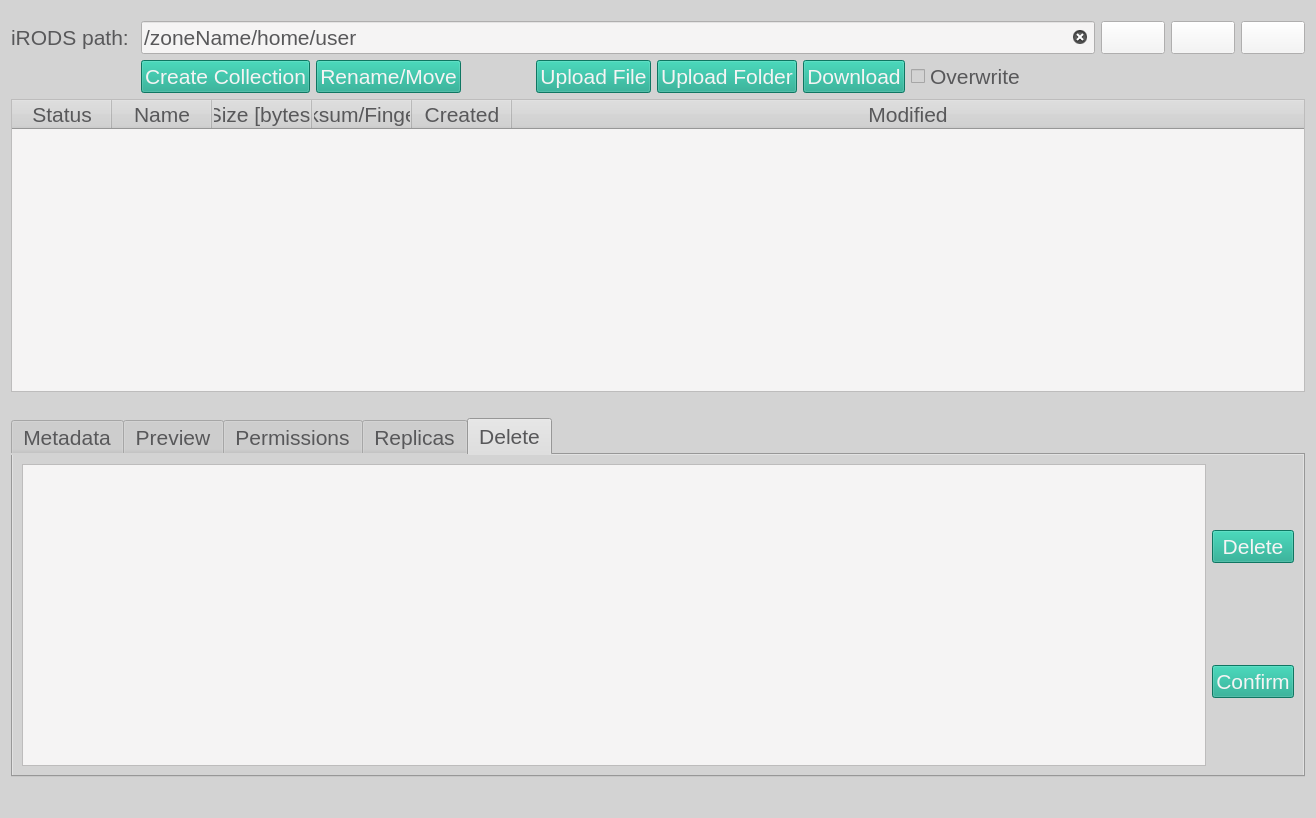
Before: the Qt Designer form ibridgesgui/ui_files/tabBrowser.ui in iBridges-for-iRODS/iBridges-GUI, drawn with Qt 5.
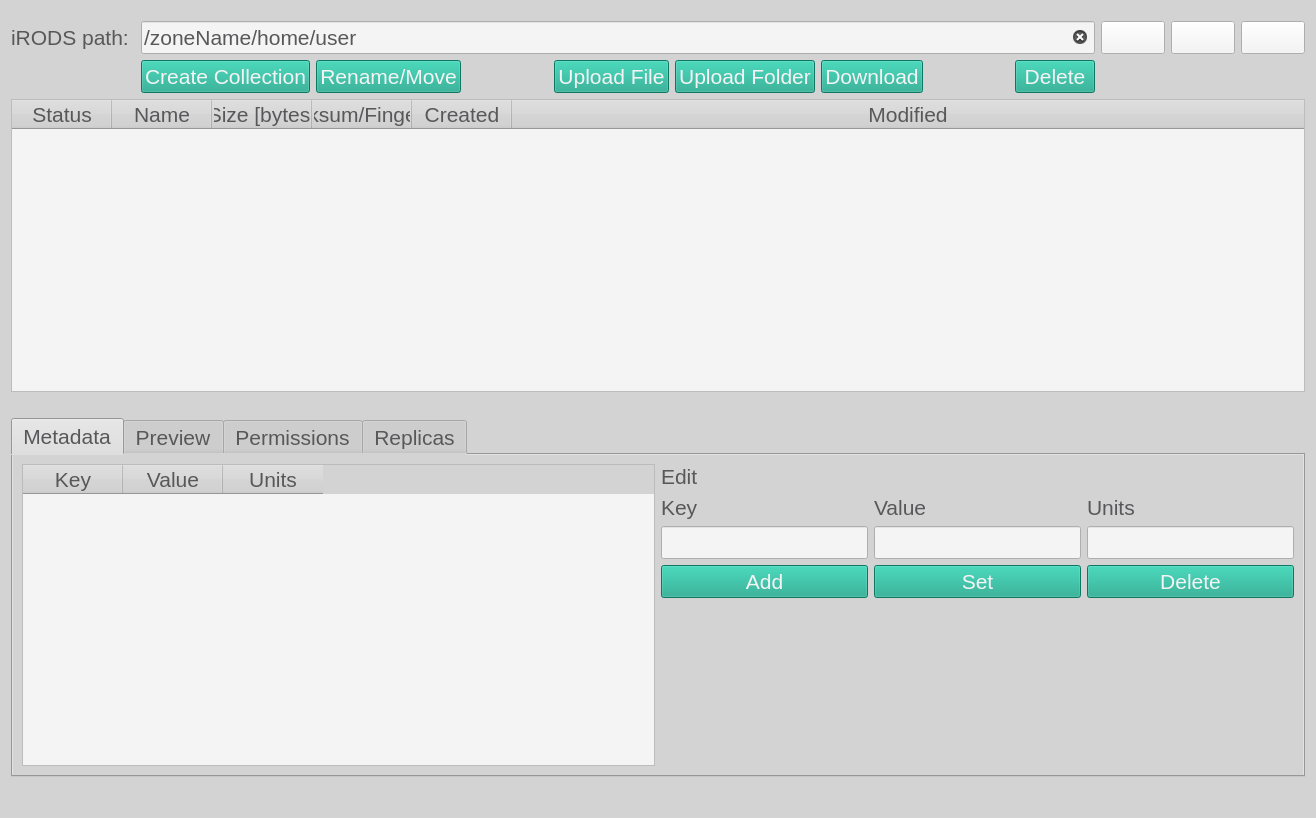
After: the same form once the commit is applied. The open tabs and pages were chosen to show the change. Icons and pictures are not drawn.

Commit message: Refactor path buttons

Patch:
```diff
--- a/ibridgesgui/ui_files/tabBrowser.ui
+++ b/ibridgesgui/ui_files/tabBrowser.ui
@@ -199,13 +199,6 @@
          </property>
         </widget>
        </item>
-       <item>
-        <widget class="QCheckBox" name="overwrite">
-         <property name="text">
-          <string>Overwrite</string>
-         </property>
-        </widget>
-       </item>
        <item>
         <spacer name="horizontalSpacer">
          <property name="orientation">
@@ -219,6 +212,13 @@
          </property>
         </spacer>
        </item>
+       <item>
+        <widget class="QPushButton" name="delete_button">
+         <property name="text">
+          <string>Delete</string>
+         </property>
+        </widget>
+       </item>
       </layout>
      </item>
     </layout>
@@ -763,69 +763,6 @@
        </item>
       </layout>
      </widget>
-     <widget class="QWidget" name="delete_2">
-      <attribute name="title">
-       <string>Delete</string>
-      </attribute>
-      <layout class="QHBoxLayout" name="horizontalLayout_6">
-       <item>
-        <widget class="QTextBrowser" name="delete_browser">
-         <property name="html">
-          <string>&lt;!DOCTYPE HTML PUBLIC &quot;-//W3C//DTD HTML 4.0//EN&quot; &quot;http://www.w3.org/TR/REC-html40/strict.dtd&quot;&gt;
-&lt;html&gt;&lt;head&gt;&lt;meta name=&quot;qrichtext&quot; content=&quot;1&quot; /&gt;&lt;meta charset=&quot;utf-8&quot; /&gt;&lt;style type=&quot;text/css&quot;&gt;
-p, li { white-space: pre-wrap; }
-hr { height: 1px; border-width: 0; }
-&lt;/style&gt;&lt;/head&gt;&lt;body style=&quot; font-family:'.AppleSystemUIFont'; font-size:16pt; font-weight:400; font-style:normal;&quot;&gt;
-&lt;p style=&quot;-qt-paragraph-type:empty; margin-top:0px; margin-bottom:0px; margin-left:0px; margin-right:0px; -qt-block-indent:0; text-indent:0px; font-size:13pt;&quot;&gt;&lt;br /&gt;&lt;/p&gt;&lt;/body&gt;&lt;/html&gt;</string>
-         </property>
-        </widget>
-       </item>
-       <item>
-        <layout class="QVBoxLayout" name="verticalLayout_5">
-         <item>
-          <widget class="QPushButton" name="load_selection_button">
-           <property name="text">
-            <string>Delete</string>
-           </property>
-          </widget>
-         </item>
-         <item>
-          <spacer name="verticalSpacer_15">
-           <property name="orientation">
-            <enum>Qt::Vertical</enum>
-           </property>
-           <property name="sizeType">
-            <enum>QSizePolicy::Minimum</enum>
-           </property>
-           <property name="sizeHint" stdset="0">
-            <size>
-             <width>20</width>
-             <height>30</height>
-            </size>
-           </property>
-          </spacer>
-         </item>
-         <item>
-          <widget class="QPushButton" name="confirm_button">
-           <property name="font">
-            <font>
-             <pointsize>16</pointsize>
-             <italic>false</italic>
-             <bold>false</bold>
-            </font>
-           </property>
-           <property name="styleSheet">
-            <string notr="true"/>
-           </property>
-           <property name="text">
-            <string>Confirm</string>
-           </property>
-          </widget>
-         </item>
-        </layout>
-       </item>
-      </layout>
-     </widget>
     </widget>
    </item>
    <item>
```
Left out of the diff: 15 changed lines with no effect on the pictures. The commit also changes 1 other file.
